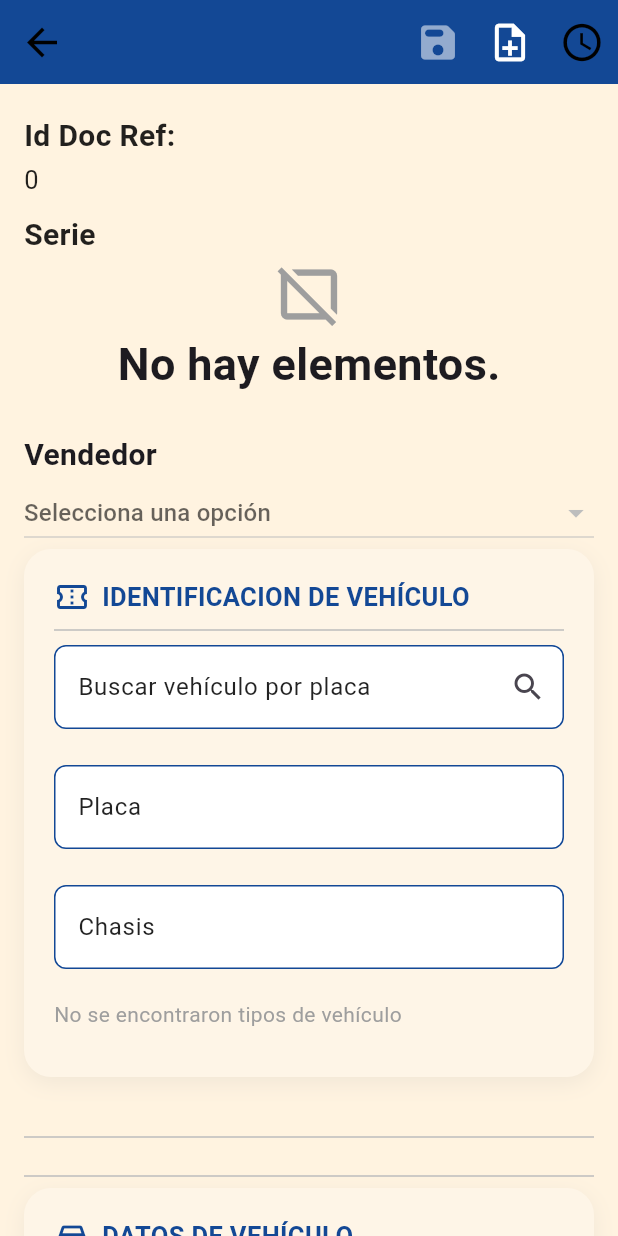
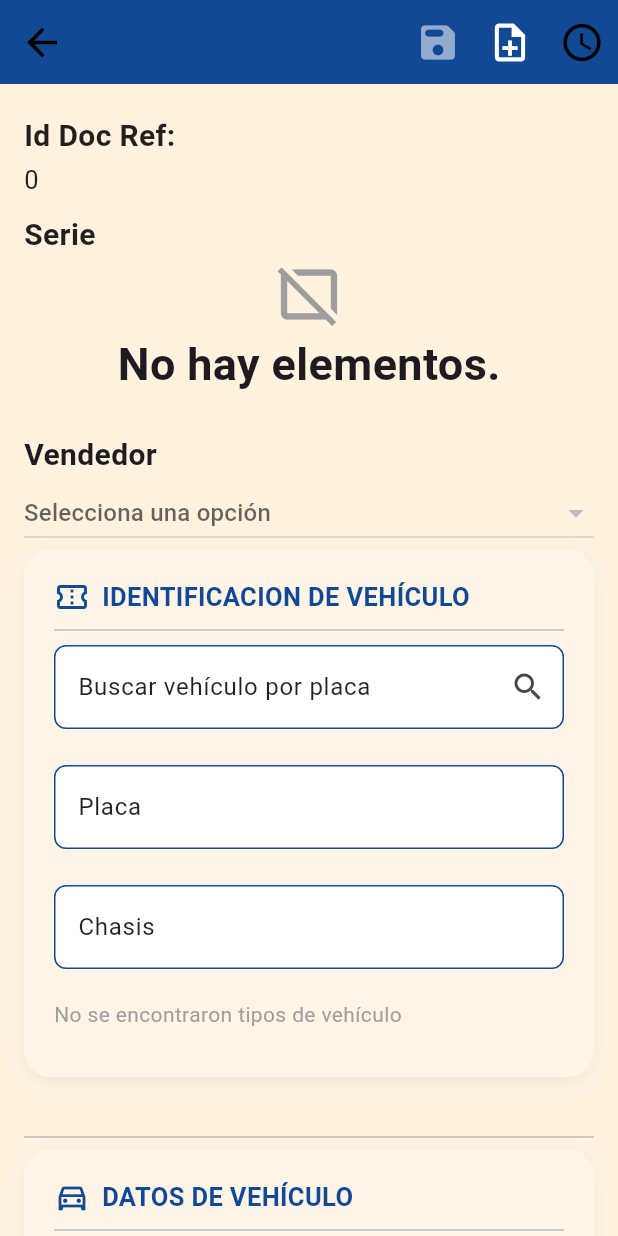
Before and after one commit to lsurec/fl_business_movil, a Flutter app: the InicioVehiculosView screen opened by its route, on a phone screen of 412 x 824 dp. Run offline on Flutter 3.47's test engine with Material 3 defaults, Android fonts, the phone set to English and light mode, and no system bars; our stand-ins replace device_info_plus, dropdown_button2, file_picker, flutter_image_compress, flutter_secure_storage, geolocator and 9 more; missing offline and left inert: android_intent_plus, clipboard, flutter_esc_pos_utils, flutter_pos_printer_platform_image_3, flutter_swipe_detector, mobile_scanner and 1 more; accounts and stored records are empty.

Commit message:
fix: Update version number to 1.11.36 in pubspec.yaml and reorganize vehicle data section in inicioRecepción.view.dart

```diff
--- a/lib/displays/vehiculos/views/inicioRecepción.view.dart
+++ b/lib/displays/vehiculos/views/inicioRecepción.view.dart
@@ -622,6 +622,16 @@ class _InicioVehiculosViewState extends State<InicioVehiculosView> {
                       _buildTipoVehiculoDropdown(context),
                     ],
                   ),
+
+                  const SizedBox(height: 10),
+                  const Divider(),
+                  // 🔹 Sección Datos del Vehículo 🔹
+                  _buildModernSection(
+                    title:
+                        "${t.translate(BlockTranslate.vehiculos, 'datosVehiculo')} ${vm.getTextParam(136) ?? 'VEHÍCULO'}",
+                    icon: Icons.directions_car_outlined,
+                    children: [_buildTabsVehiculo(context, vm)],
+                  ),
                   const SizedBox(height: 10),
                   const Divider(),
                   if (vm.valueParametro(57)) ...[
@@ -773,13 +783,7 @@ class _InicioVehiculosViewState extends State<InicioVehiculosView> {
                   ],
                   const SizedBox(height: 10),
                   const Divider(),
-                  // 🔹 Sección Datos del Vehículo 🔹
-                  _buildModernSection(
-                    title:
-                        "${t.translate(BlockTranslate.vehiculos, 'datosVehiculo')} ${vm.getTextParam(136) ?? 'VEHÍCULO'}",
-                    icon: Icons.directions_car_outlined,
-                    children: [_buildTabsVehiculo(context, vm)],
-                  ),
+                  const SizedBox(height: 10),
 
                   // 🔹 Sección Detalle del Trabajo 🔹
                   _buildModernSection(
@@ -1291,26 +1295,6 @@ class _InicioVehiculosViewState extends State<InicioVehiculosView> {
           ),
           const SizedBox(height: 20),
         ],
-
-        //  Observación 2 (DEFAULT)
-        // 🔹 Observación 1
-        if (vm.valueParametro(59)) ...[
-          Text(
-            vm.getTextParam(59) ?? 'Observación 1',
-            style: const TextStyle(
-              fontSize: 16,
-              fontWeight: FontWeight.w700,
-              color: Color(0xff134895),
-            ),
-          ),
-          const Divider(thickness: 1, height: 20, color: Color(0xFFE0E0E0)),
-          _buildTextField(
-            vm.getTextParam(59) ?? 'Observación 1',
-            vm.observacion1Controller,
-          ),
-          const SizedBox(height: 20),
-        ],
-
         // 🔹 Observación 2
         if (vm.valueParametro(60)) ...[
           Text(
--- a/pubspec.yaml
+++ b/pubspec.yaml
@@ -16,7 +16,7 @@ publish_to: 'none' # Remove this line if you wish to publish to pub.dev
 # https://developer.apple.com/library/archive/documentation/General/Reference/InfoPlistKeyReference/Articles/CoreFoundationKeys.html
 # In Windows, build-name is used as the major, minor, and patch parts
 # of the product and file versions while build-number is used as the build suffix.
-version: 1.11.35
+version: 1.11.36
 
 environment:
   sdk: ^3.9.2
```
